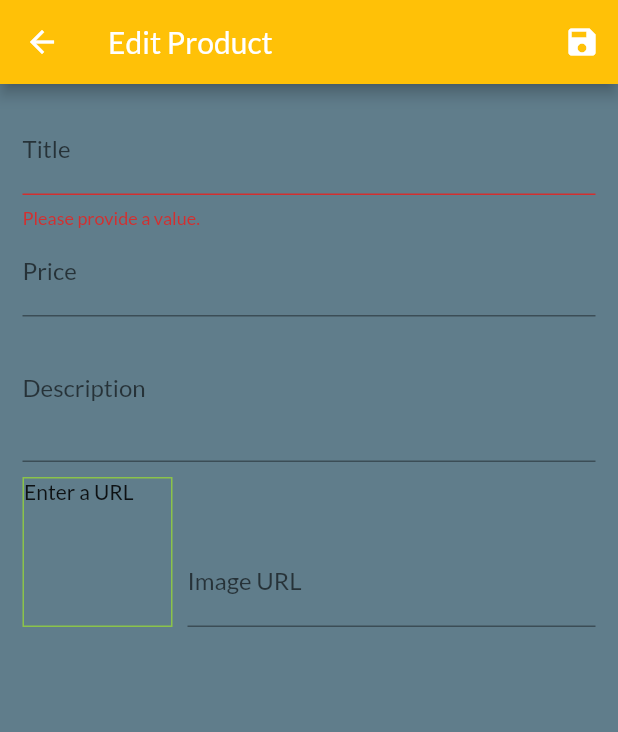
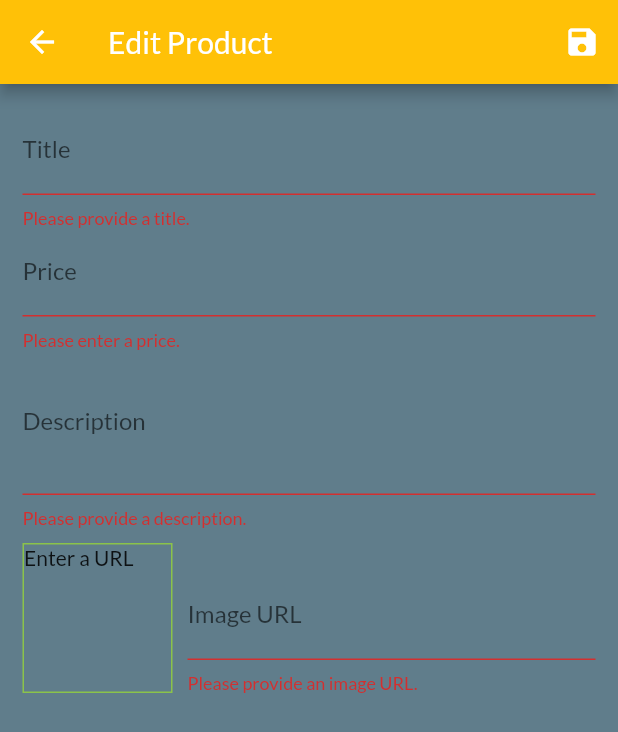
Before and after one commit to macobuk/sureshop_app, a Flutter app: the EditProductScreen screen opened by its route, after a tap on the "save" icon, on a phone screen of 412 x 824 dp. Shown: the top 732 px of the screen. Run offline on Flutter 3.47's test engine with Material 2 defaults, Android fonts, the phone set to English and light mode, and no system bars; network calls fail.

Commit message:
add user input
added forms,
user input of new products,
and ability to edit and delete products

```diff
--- a/lib/screens/edit_product_screen.dart
+++ b/lib/screens/edit_product_screen.dart
@@ -1,6 +1,9 @@
 import 'package:flutter/material.dart';
+import 'package:provider/provider.dart';
 
 import '../providers/product.dart';
+
+import '../providers/products.dart';
 
 class EditProductScreen extends StatefulWidget {
   static const routeName = '/edit-products';
@@ -21,11 +24,40 @@ class _EditProductScreenState extends State<EditProductScreen> {
     price: 0,
     imageUrl: '',
   );
+  var _initValues = {
+    'title': '',
+    'description': '',
+    'price': '',
+    'imageUrl': '',
+  };
+  var _isInit = true;
 
   @override
   void initState() {
     _imageUrlFocusNode.addListener(_updateImageUrl);
     super.initState();
+  }
+
+  @override
+  void didChangeDependencies() {
+    if (_isInit) {
+      final productId = ModalRoute.of(context).settings.arguments as String;
+      if (productId != null) {
+        _editedProduct =
+            Provider.of<Products>(context, listen: false).findById(productId);
+
+        _initValues = {
+          'title': _editedProduct.title,
+          'description': _editedProduct.description,
+          'price': _editedProduct.price.toString(),
+          //'imageUrl': _editedProduct.imageUrl,
+          'imageUrl': '',
+        };
+        _imageUrlController.text = _editedProduct.imageUrl;
+      }
+    }
+    _isInit = false;
+    super.didChangeDependencies();
   }
 
   @override
@@ -51,10 +83,14 @@ class _EditProductScreenState extends State<EditProductScreen> {
       return;
     }
     _form.currentState.save();
-    print(_editedProduct.title);
-    print(_editedProduct.price);
-    print(_editedProduct.description);
-    print(_editedProduct.imageUrl);
+    if (_editedProduct.id != null) {
+      Provider.of<Products>(context, listen: false)
+          .updateProduct(_editedProduct.id, _editedProduct);
+    } else {
+      Provider.of<Products>(context, listen: false).addProduct(_editedProduct);
+    }
+
+    Navigator.of(context).pop();
   }
 
   @override
@@ -82,6 +118,7 @@ class _EditProductScreenState extends State<EditProductScreen> {
             child: Column(
               children: <Widget>[
                 TextFormField(
+                  initialValue: _initValues['title'],
                   decoration: InputDecoration(
                     labelText: 'Title',
                   ),
@@ -91,13 +128,14 @@ class _EditProductScreenState extends State<EditProductScreen> {
                   },
                   validator: (value) {
                     if (value.isEmpty) {
-                      return 'Please provide a value.';
+                      return 'Please provide a title.';
                     }
                     return null;
                   },
                   onSaved: (value) {
                     _editedProduct = Product(
-                      id: null,
+                      id: _editedProduct.id,
+                      isFavorite: _editedProduct.isFavorite,
                       title: value,
                       description: _editedProduct.description,
                       price: _editedProduct.price,
@@ -106,6 +144,7 @@ class _EditProductScreenState extends State<EditProductScreen> {
                   },
                 ),
                 TextFormField(
+                  initialValue: _initValues['price'],
                   decoration: InputDecoration(
                     labelText: 'Price',
                   ),
@@ -115,29 +154,56 @@ class _EditProductScreenState extends State<EditProductScreen> {
                   onFieldSubmitted: (_) {
                     FocusScope.of(context).requestFocus(_descriptionFocusNode);
                   },
+                  validator: (value) {
+                    if (value.isEmpty) {
+                      return 'Please enter a price.';
+                    }
+                    if (double.tryParse(value) == null) {
+                      return 'Please enter a valid number.';
+                    }
+                    if (double.parse(value) <= 0) {
+                      return 'Please enter a number greater than 0';
+                    }
+                    return null;
+                  },
                   onSaved: (value) {
                     _editedProduct = Product(
-                      id: null,
                       title: _editedProduct.title,
                       description: _editedProduct.description,
                       price: double.parse(value),
                       imageUrl: _editedProduct.imageUrl,
+                      id: _editedProduct.id,
+                      isFavorite: _editedProduct.isFavorite,
                     );
                   },
                 ),
                 TextFormField(
+                  initialValue: _initValues['description'],
                   decoration: InputDecoration(labelText: 'Description'),
                   maxLines: 3,
                   keyboardType: TextInputType.multiline,
                   focusNode: _descriptionFocusNode,
+                  onFieldSubmitted: (_) {
+                    FocusScope.of(context).requestFocus(_imageUrlFocusNode);
+                  },
                   onSaved: (value) {
                     _editedProduct = Product(
-                      id: null,
+                      id: _editedProduct.id,
+                      isFavorite: _editedProduct.isFavorite,
                       title: _editedProduct.title,
                       description: value,
                       price: _editedProduct.price,
                       imageUrl: _editedProduct.imageUrl,
                     );
+                  },
+                  validator: (value) {
+                    if (value.isEmpty) {
+                      return 'Please provide a description.';
+                    }
+                    if (value.length < 10) {
+                      return 'Minimum 10 characters.';
+                    }
+                    return null;
                   },
                 ),
                 Row(
@@ -167,6 +233,7 @@ class _EditProductScreenState extends State<EditProductScreen> {
                     ),
                     Expanded(
                       child: TextFormField(
+                        initialValue: _initValues['image Url'],
                         decoration: InputDecoration(labelText: 'Image URL'),
                         keyboardType: TextInputType.url,
                         textInputAction: TextInputAction.done,
@@ -175,9 +242,25 @@ class _EditProductScreenState extends State<EditProductScreen> {
                         onFieldSubmitted: (_) {
                           _saveForm();
                         },
+                        validator: (value) {
+                          if (value.isEmpty) {
+                            return 'Please provide an image URL.';
+                          }
+                          if (!value.startsWith('http') &&
+                              !value.startsWith('https')) {
+                            return 'Please enter a valid URL';
+                          }
+                          if (!value.endsWith('.png') &&
+                              !value.endsWith('.jpeg') &&
+                              !value.endsWith('.jpg')) {
+                            return 'Please enter a valid image URL';
+                          }
+                          return null;
+                        },
                         onSaved: (value) {
                           _editedProduct = Product(
-                            id: null,
+                            id: _editedProduct.id,
+                            isFavorite: _editedProduct.isFavorite,
                             title: _editedProduct.title,
                             description: _editedProduct.description,
                             price: _editedProduct.price,
--- a/lib/screens/user_products_screen.dart
+++ b/lib/screens/user_products_screen.dart
@@ -20,7 +20,9 @@ class UserProductsScreen extends StatelessWidget {
           IconButton(
             icon: const Icon(Icons.add),
             onPressed: () {
-              Navigator.of(context).pushNamed(EditProductScreen.routeName);
+              Navigator.of(context).pushNamed(
+                EditProductScreen.routeName,
+              );
             },
           ),
         ],
@@ -33,6 +35,7 @@ class UserProductsScreen extends StatelessWidget {
           itemBuilder: (_, i) => Column(
             children: [
               UserProductItem(
+                productsData.items[i].id,
                 productsData.items[i].title,
                 productsData.items[i].imageUrl,
               ),
```
Also changed, not shown: lib/providers/products.dart (+24 -2 lines), lib/widgets/user_product_item.dart (+16 -6 lines), pubspec.yaml (+10 -21 lines).
